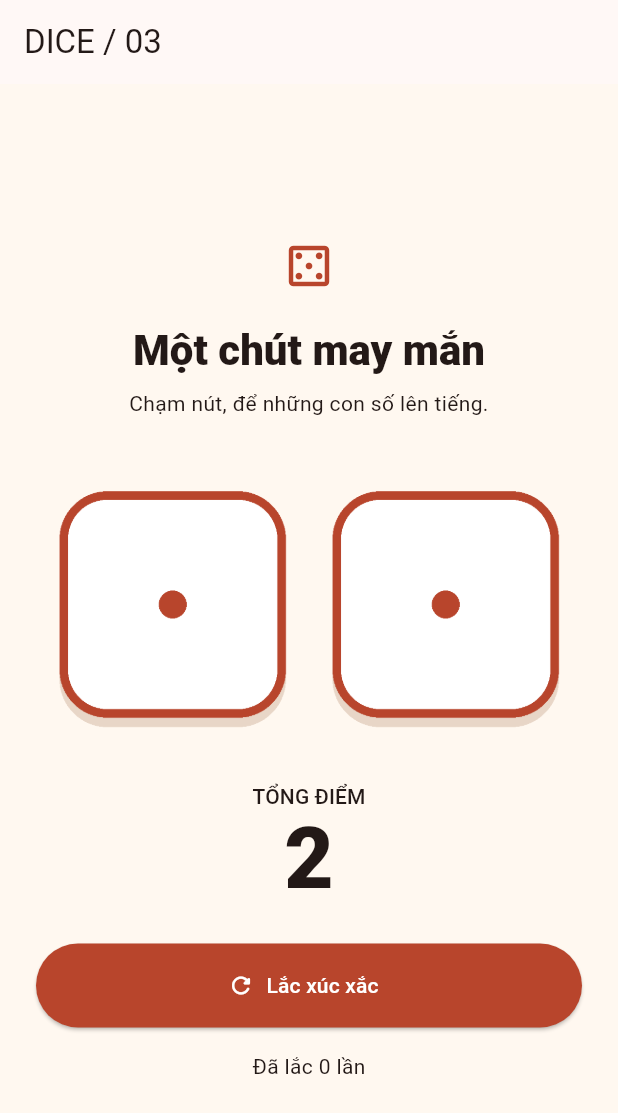
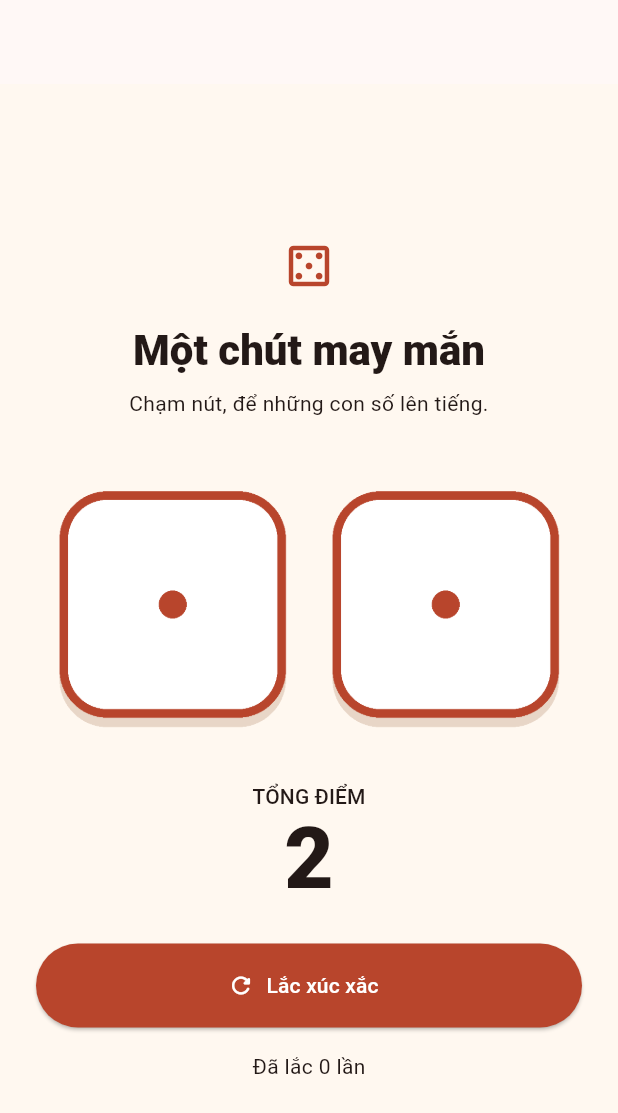
Before and after one commit to NgocHoang17/flutter-lab03-dice, a Flutter app: the screen it shows after launch, on a phone screen of 412 x 824 dp. Shown: the top 1113 px of the screen. Run offline on Flutter 3.47's test engine with Material 3 defaults, Android fonts, the phone set to English and light mode, and no system bars.

Commit message:
update UI

```diff
--- a/lib/main.dart
+++ b/lib/main.dart
@@ -55,7 +55,7 @@ class _DicePageState extends State<DicePage> {
 
   @override
   Widget build(BuildContext context) => Scaffold(
-    appBar: AppBar(title: const Text('DICE / 03')),
+    appBar: AppBar(title: const Text('')),
     body: SafeArea(
       child: Center(
         child: SingleChildScrollView(
```
